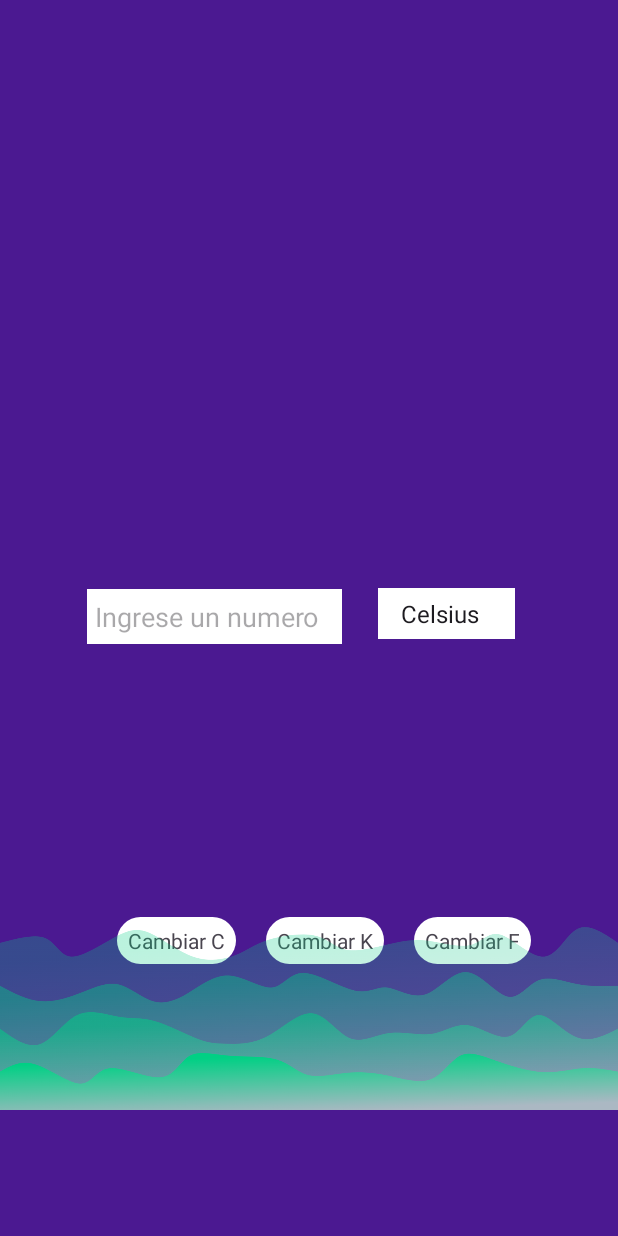
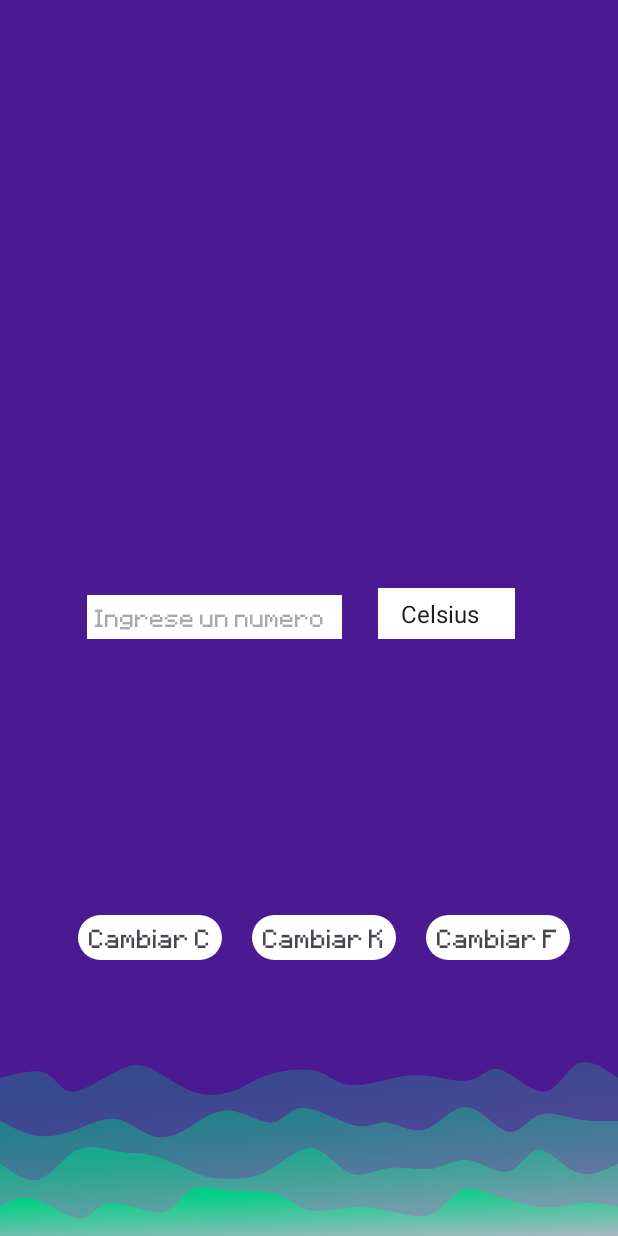
Before and after one commit to Soa2212/Android_Conversion, an Android app: the screen it shows after launch (MainActivity), on a phone screen of 412 x 824 dp. Run offline under Robolectric (Android 15) with nearby library versions, the phone set to English and light mode, and no system bars.

Commit message:
Cambios disenhos

```diff
--- a/app/build.gradle.kts
+++ b/app/build.gradle.kts
@@ -39,4 +39,6 @@ dependencies {
     testImplementation("junit:junit:4.13.2")
     androidTestImplementation("androidx.test.ext:junit:1.1.5")
     androidTestImplementation("androidx.test.espresso:espresso-core:3.5.1")
+    implementation("com.airbnb.android:lottie:3.7.0")
+
 }
--- /dev/null
+++ b/app/src/main/java/com/example/android_conversion/SplashScreen.java
@@ -0,0 +1,29 @@
+package com.example.android_conversion;
+
+import androidx.appcompat.app.AppCompatActivity;
+
+import android.content.Intent;
+import android.os.Bundle;
+import android.os.Handler;
+import android.widget.TextView;
+
+import com.airbnb.lottie.LottieAnimationView;
+
+public class SplashScreen extends AppCompatActivity {
+
+    LottieAnimationView lottie;
+    @Override
+    protected void onCreate(Bundle savedInstanceState) {
+        super.onCreate(savedInstanceState);
+        setContentView(R.layout.activity_splash_screen);
+
+        lottie = findViewById(R.id.lottie);
+        new Handler().postDelayed(new Runnable() {
+            @Override
+            public void run() {
+                Intent i = new Intent(getApplicationContext(), MainActivity.class);
+                startActivity(i);
+            }
+        },3000);
+    }
+}
--- a/app/src/main/res/layout/activity_main.xml
+++ b/app/src/main/res/layout/activity_main.xml
@@ -16,8 +16,10 @@
         android:paddingStart="5dp"
         android:paddingTop="6dp"
         android:paddingEnd="5dp"
+        android:textSize="13dp"
         android:paddingBottom="6dp"
         android:hint="Ingrese un numero"
+        android:fontFamily="@font/minecraft_font"
         android:inputType="number"
         app:layout_constraintBottom_toBottomOf="parent"
         app:layout_constraintEnd_toEndOf="parent"
@@ -38,6 +40,7 @@
         android:paddingStart="7dp"
         android:paddingTop="6dp"
         android:paddingEnd="7dp"
+        android:fontFamily="@font/minecraft_font"
         android:paddingBottom="6dp"
         app:layout_constraintBottom_toBottomOf="parent"
         app:layout_constraintStart_toEndOf="@+id/editTextNumero"
@@ -64,6 +67,7 @@
             android:paddingStart="7dp"
             android:paddingEnd="7dp"
             android:text="Cambiar C"
+            android:fontFamily="@font/minecraft_font"
             android:layout_marginEnd="20dp"
             android:layout_marginStart="20dp"/>
         <TextView
@@ -76,10 +80,13 @@
             android:paddingStart="7dp"
             android:paddingEnd="7dp"
             android:text="Cambiar K"
+            android:fontFamily="@font/minecraft_font"
+
             android:layout_marginEnd="20dp"/>
 
         <TextView
             android:id="@+id/F"
+            android:fontFamily="@font/minecraft_font"
             android:layout_width="wrap_content"
             android:layout_height="wrap_content"
             android:background="@drawable/background"
@@ -93,7 +100,7 @@
     <ImageView
         android:layout_width="wrap_content"
         android:layout_height="wrap_content"
-        android:layout_marginTop="364dp"
+        android:layout_marginTop="454dp"
         android:src="@drawable/bg"
         app:layout_constraintEnd_toEndOf="parent"
         app:layout_constraintHorizontal_bias="0.0"
```
Also changed, not shown: app/src/main/AndroidManifest.xml (+7 -2 lines), app/src/main/res/layout/activity_splash_screen.xml (added, +30 -0 lines), app/src/main/res/raw/lottie.json (added, +1 -0 lines), app/src/main/res/font/minecraft_font.ttf (added).
